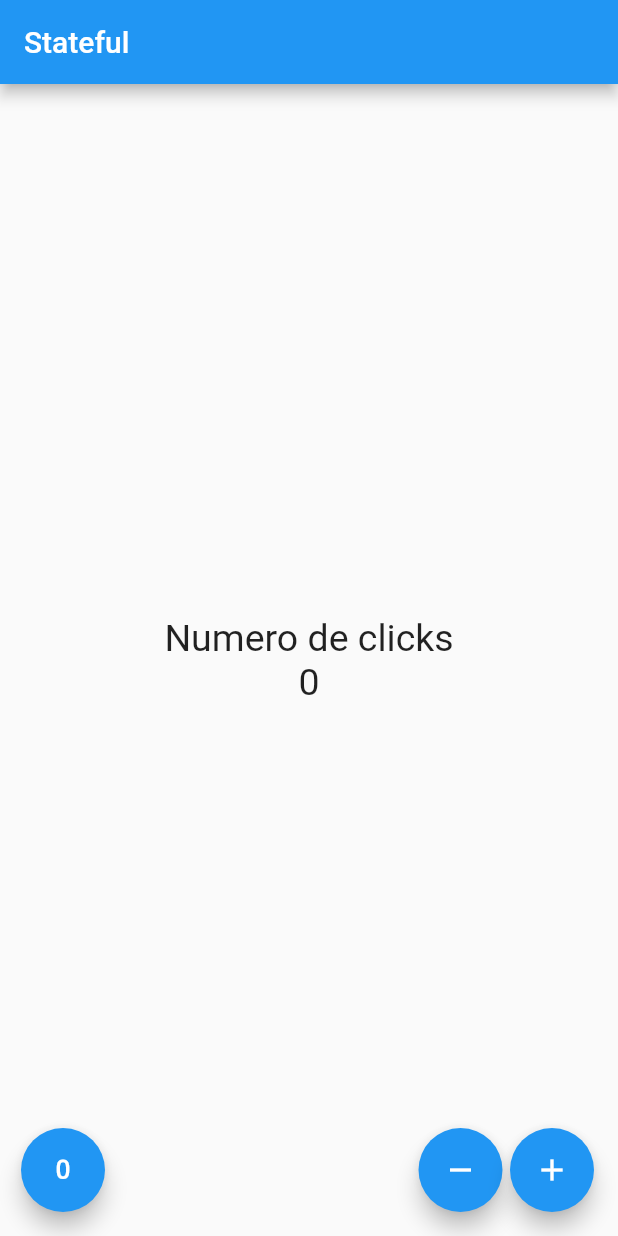
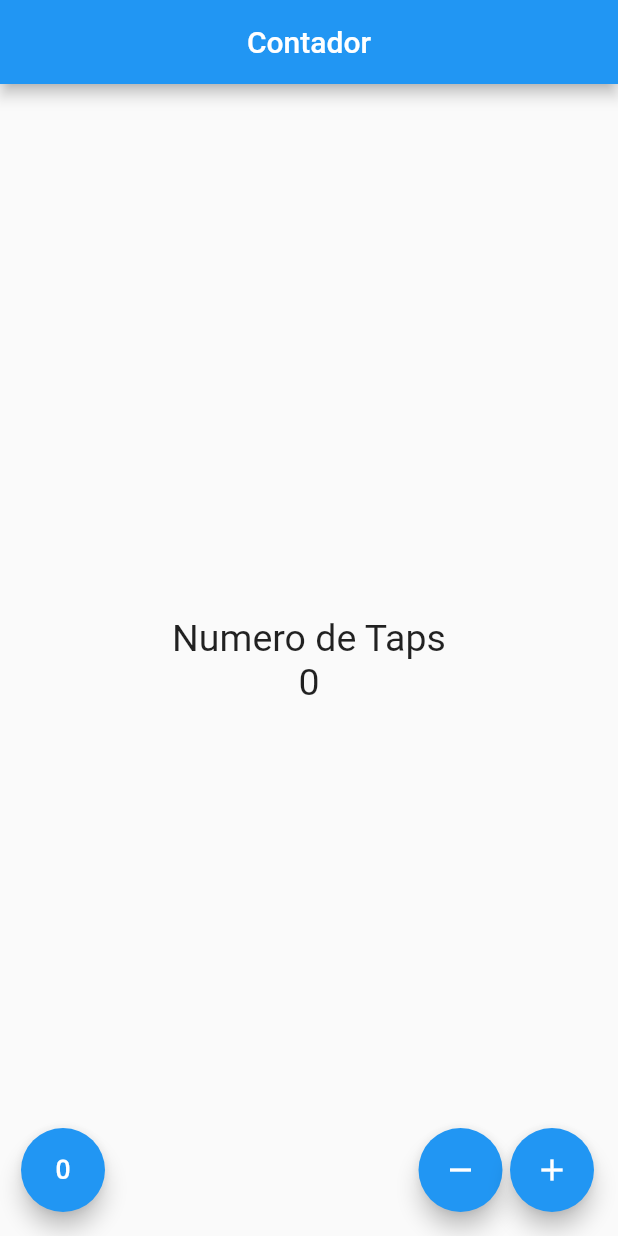
Before and after one commit to FernandoExamples/Contador, a Flutter app: the screen it shows after launch, after a tap on the "exposure zero" icon, on a phone screen of 412 x 824 dp. Run offline on Flutter 3.47's test engine with Material 2 defaults, Android fonts, the phone set to English and light mode, and no system bars.

Commit message:
Codigo organizado
Se organiza el codigo de la pagina Contador en varios metodos

```diff
--- a/lib/src/app.dart
+++ b/lib/src/app.dart
@@ -1,13 +1,12 @@
 import 'package:flutter/material.dart';
 
 import 'pages/contador_page.dart';
-import 'pages/home_page.dart';
 
 class MyApp extends StatelessWidget {
   @override
   Widget build(BuildContext context) {
     return MaterialApp(
-      home: ConteoPage(),
+      home: ContadorPage(),
       debugShowCheckedModeBanner: false,
     );
   }
--- a/lib/src/pages/contador_page.dart
+++ b/lib/src/pages/contador_page.dart
@@ -1,55 +1,77 @@
 import 'package:flutter/material.dart';
 
-class ConteoPage extends StatefulWidget {
-  createState() => _ConteoPageState();
+class ContadorPage extends StatefulWidget {
+  @override
+  createState() => ContadorPageState();
 }
 
-class _ConteoPageState extends State<ConteoPage> {
-  final _textStyle = TextStyle(fontSize: 25);
-  int _cont = 0;
+class ContadorPageState extends State<ContadorPage> {
+  int _contador = 0;
 
   @override
   Widget build(BuildContext context) {
+    // TODO: implement build
     return Scaffold(
-        appBar: AppBar(
-          title: Text('Stateful'),
-        ),
-        body: Center(
-          child: Column(
-            children: <Widget>[
-              Text('Numero de clicks', style: _textStyle),
-              Text('$_cont', style: _textStyle),
-            ],
-            mainAxisAlignment: MainAxisAlignment.center,
-          ),
-        ),
-        floatingActionButton: _createButtons());
+      appBar: AppBar(
+        title: Text('Contador'),
+        centerTitle: true,
+      ),
+      body: Center(child: _createBody(_contador)),
+      floatingActionButton: _createButtons(),
+    );
+  }
+
+  Widget _createBody(int cont) {
+    TextStyle textStyle = new TextStyle(fontSize: 25);
+    Column column = new Column(
+      children: <Widget>[
+        Text('Numero de Taps', style: textStyle),
+        Text('$cont', style: textStyle),
+      ],
+      mainAxisAlignment: MainAxisAlignment.center,
+    );
+
+    return column;
   }
 
   Widget _createButtons() {
-    return Row(
+    Row row = new Row(
       children: <Widget>[
         SizedBox(width: 30),
-        FloatingActionButton(
-            child: Icon(Icons.exposure_zero), onPressed: _zero),
+        _createButton(_reset, Icons.exposure_zero),
         Expanded(child: SizedBox()),
-        FloatingActionButton(child: Icon(Icons.remove), onPressed: _less),
+        _createButton(_less, Icons.remove),
         SizedBox(width: 5),
-        FloatingActionButton(child: Icon(Icons.add), onPressed: _sum)
+        _createButton(_sum, Icons.add),
       ],
       mainAxisAlignment: MainAxisAlignment.end,
+    );
+
+    return row;
+  }
+
+  FloatingActionButton _createButton(Function function, IconData icon) {
+    return FloatingActionButton(
+      onPressed: function,
+      child: Icon(icon),
     );
   }
 
   void _sum() {
-    setState(() => _cont++);
+    setState(() {
+      _contador++;
+    });
   }
 
   void _less() {
-    setState(() => _cont--);
+    setState(() {
+      _contador--;
+    });
   }
 
-  void _zero() {
-    setState(() => _cont = 0);
+  void _reset() {
+    setState(() {
+      _contador = 0;
+    });
   }
 }
```
Also changed, not shown: lib/src/pages/home_page.dart (deleted, +0 -39 lines).
